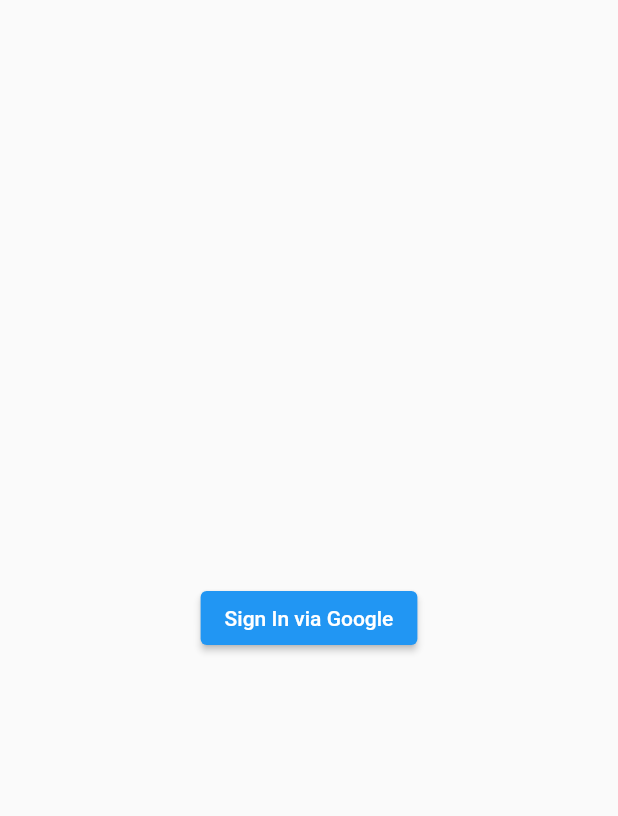
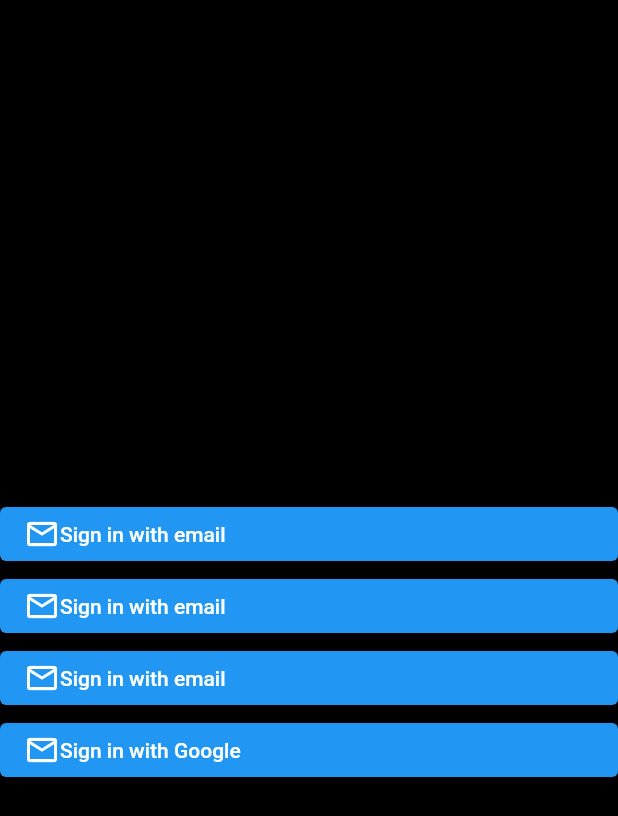
Before and after one commit to chowdhuryrahulc/FlashCards-App, a Flutter app: the screen it shows after launch, on a phone screen of 412 x 824 dp. Shown: the top 816 px of the screen. Run offline on Flutter 3.47's test engine with Material 2 defaults, Android fonts, the phone set to English and light mode, and no system bars; our stand-ins replace cloud_firestore, firebase_auth, firebase_core, flip_card, flutter_tts, google_sign_in and 3 more; missing offline and left inert: app_settings; accounts and stored records are empty.

Commit message:
Text Edit

```diff
--- a/flashcards/lib/views/google.dart
+++ b/flashcards/lib/views/google.dart
@@ -22,13 +22,50 @@ class _googleState extends State<google> {
   @override
   Widget build(BuildContext context) {
     return Scaffold(
+        backgroundColor: Colors.black,
         body: Center(
-      child: ElevatedButton(
-          onPressed: () async {
-            Provider.of<GoogleSignInProvider>(context, listen: false)
-                .googleLogin();
-          },
-          child: Text("Sign In via Google")),
-    ));
+          child: Column(
+            mainAxisAlignment: MainAxisAlignment.center,
+            children: [
+              Text('Sign In'),
+              Text('Sign In'),
+              ElevatedButton(
+                  onPressed: () {},
+                  child: Row(
+                    children: [
+                      Icon(Icons.email_outlined),
+                      Text('Sign in with email')
+                    ],
+                  )),
+              ElevatedButton(
+                  onPressed: () {},
+                  child: Row(
+                    children: [
+                      Icon(Icons.email_outlined),
+                      Text('Sign in with email')
+                    ],
+                  )),
+              ElevatedButton(
+                  onPressed: () {},
+                  child: Row(
+                    children: [
+                      Icon(Icons.email_outlined),
+                      Text('Sign in with email')
+                    ],
+                  )),
+              ElevatedButton(
+                  onPressed: () async {
+                    Provider.of<GoogleSignInProvider>(context, listen: false)
+                        .googleLogin();
+                  },
+                  child: Row(
+                    children: [
+                      Icon(Icons.email_outlined),
+                      Text('Sign in with Google')
+                    ],
+                  )),
+            ],
+          ),
+        ));
   }
 }
```
